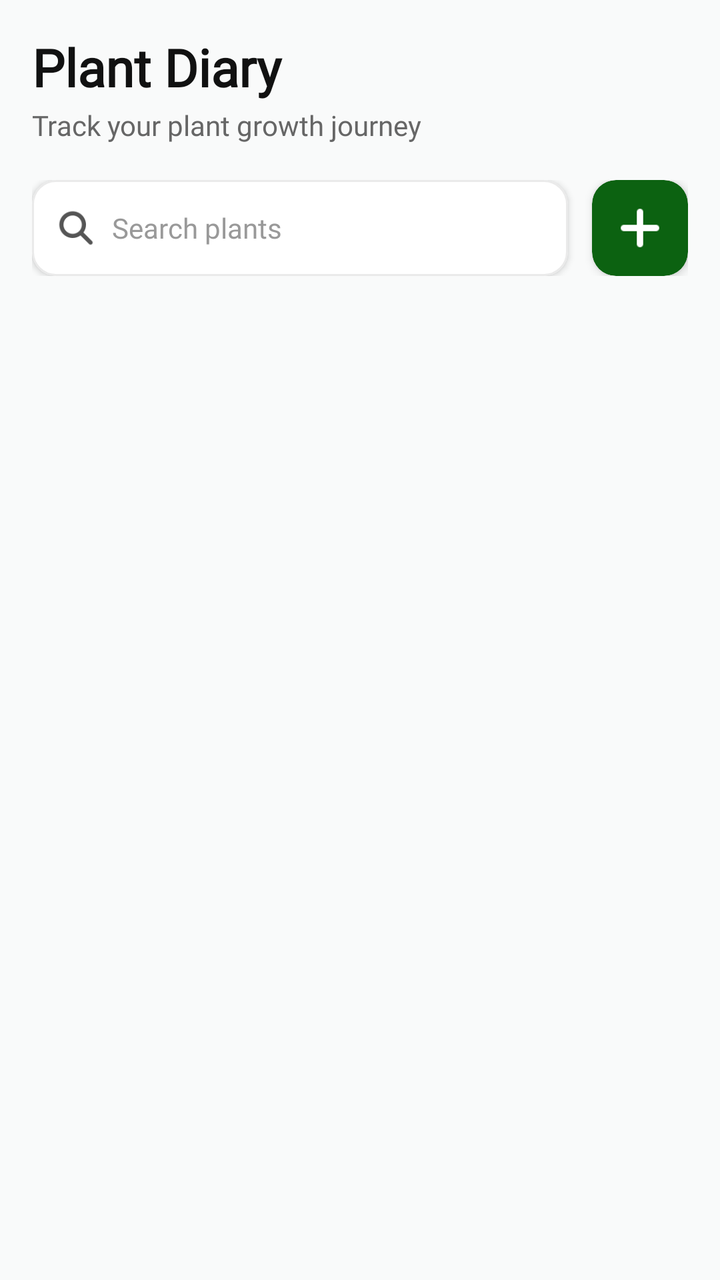
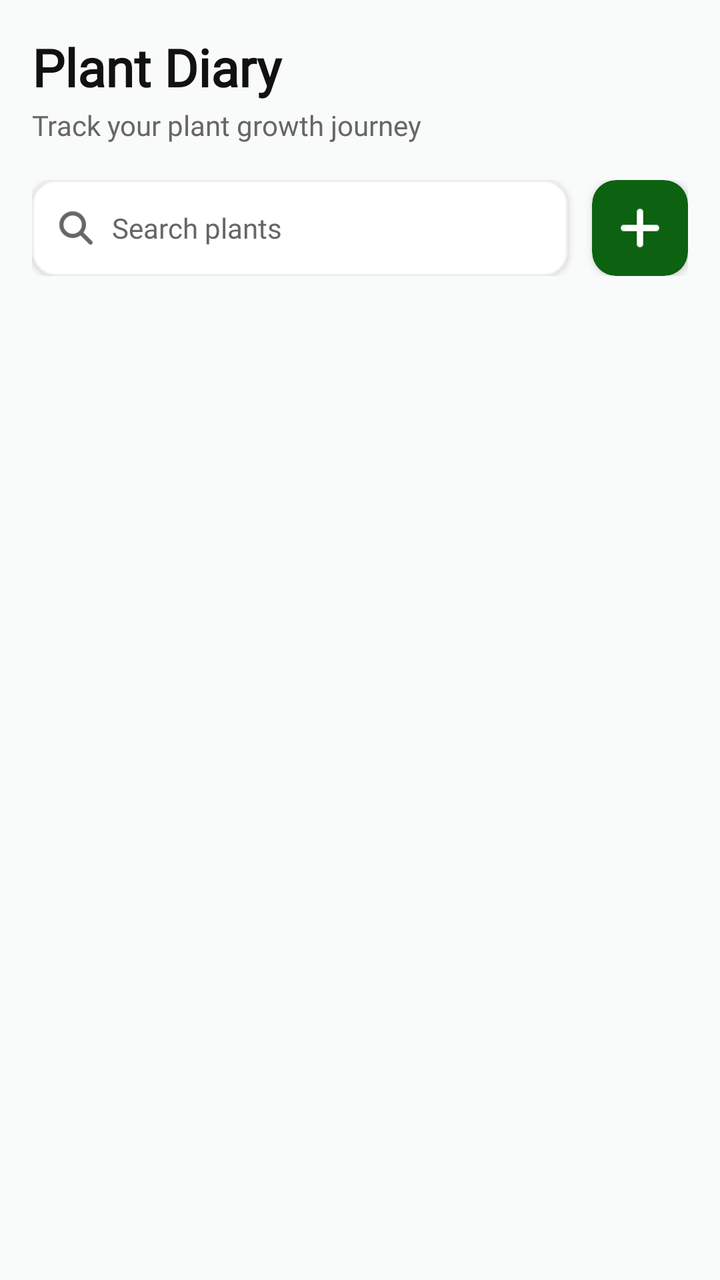

The first picture is an Android layout as it rendered before a commit; the second is the same layout after the commit. The layout source and the unified diff follow.
<!-- AndroidManifest.xml: application theme Theme.SmartGrow -->
<!-- res/layout/fragment_diary.xml -->
<?xml version="1.0" encoding="utf-8"?>
<androidx.constraintlayout.widget.ConstraintLayout
    xmlns:android="http://schemas.android.com/apk/res/android"
    xmlns:app="http://schemas.android.com/apk/res-auto"
    xmlns:tools="http://schemas.android.com/tools"
    android:layout_width="match_parent"
    android:layout_height="match_parent"
    android:background="#F9FAFA">

    
    <androidx.constraintlayout.widget.ConstraintLayout
        android:id="@+id/layout_diary_header"
        android:layout_width="match_parent"
        android:layout_height="wrap_content"
        android:paddingHorizontal="16dp"
        android:paddingTop="16dp"
        app:layout_constraintTop_toTopOf="parent">

        <TextView
            android:id="@+id/tv_diary_title"
            android:layout_width="0dp"
            android:layout_height="wrap_content"
            android:text="Plant Diary"
            android:textSize="26sp"
            android:textStyle="bold"
            android:textColor="#111111"
            android:fontFamily="@font/poppins"
            app:layout_constraintTop_toTopOf="parent"
            app:layout_constraintStart_toStartOf="parent"
            app:layout_constraintEnd_toEndOf="parent" />

        <TextView
            android:id="@+id/tv_diary_subtitle"
            android:layout_width="0dp"
            android:layout_height="wrap_content"
            android:text="Track your plant growth journey"
            android:textColor="#666666"
            android:textSize="14sp"
            android:fontFamily="@font/poppins"
            android:layout_marginTop="2dp"
            app:layout_constraintTop_toBottomOf="@id/tv_diary_title"
            app:layout_constraintStart_toStartOf="parent"
            app:layout_constraintEnd_toEndOf="parent" />

        <LinearLayout
            android:id="@+id/layout_search_row"
            android:layout_width="match_parent"
            android:layout_height="wrap_content"
            android:orientation="horizontal"
            android:gravity="center_vertical"
            android:layout_marginTop="18dp"
            app:layout_constraintTop_toBottomOf="@id/tv_diary_subtitle">

            <com.google.android.material.card.MaterialCardView
                android:layout_width="0dp"
                android:layout_height="48dp"
                android:layout_weight="1"
                app:cardCornerRadius="12dp"
                app:cardElevation="2dp"
                app:cardBackgroundColor="#FFFFFF"
                app:strokeWidth="1dp"
                app:strokeColor="#EAEAEA">

                <LinearLayout
                    android:layout_width="match_parent"
                    android:layout_height="match_parent"
                    android:orientation="horizontal"
                    android:gravity="center_vertical"
                    android:paddingHorizontal="12dp">

                    <ImageView
                        android:layout_width="20dp"
                        android:layout_height="20dp"
                        android:src="@drawable/ic_search_gray"
                        app:tint="#555555" />

                    <EditText
                        android:id="@+id/et_search_plants"
                        android:layout_width="match_parent"
                        android:layout_height="match_parent"
                        android:background="@android:color/transparent"
                        android:hint="Search plants"
                        android:textColorHint="#999999"
                        android:textSize="14sp"
                        android:fontFamily="@font/poppins"
                        android:paddingStart="8dp"
                        android:maxLines="1"
                        android:inputType="text"
                        android:importantForAutofill="no" />
                </LinearLayout>
            </com.google.android.material.card.MaterialCardView>

            <com.google.android.material.card.MaterialCardView
                android:id="@+id/card_btn_add_new_diary"
                android:layout_width="48dp"
                android:layout_height="48dp"
                android:layout_marginStart="12dp"
                app:cardCornerRadius="12dp"
                app:cardElevation="3dp"
                app:cardBackgroundColor="#0C6211"
                app:strokeWidth="0dp"
                android:clickable="true"
                android:focusable="true">
                <ImageView
                    android:layout_width="24dp"
                    android:layout_height="24dp"
                    android:src="@drawable/ic_add_plus_green"
                    app:tint="#FFFFFF"
                    android:layout_gravity="center" />
            </com.google.android.material.card.MaterialCardView>
        </LinearLayout>
    </androidx.constraintlayout.widget.ConstraintLayout>

    
    <androidx.recyclerview.widget.RecyclerView
        android:id="@+id/rv_plant_diary_list"
        android:layout_width="match_parent"
        android:layout_height="0dp"
        android:layout_margin="13dp"
        android:layout_marginTop="12dp"
        android:clipToPadding="false"
        android:paddingBottom="80dp"
        app:layout_constraintTop_toBottomOf="@id/layout_diary_header"
        app:layout_constraintBottom_toBottomOf="parent"
        tools:listitem="@layout/item_plant_card" />

</androidx.constraintlayout.widget.ConstraintLayout>
<!-- res/layout/item_plant_card.xml (included above) -->
<?xml version="1.0" encoding="utf-8"?>
<com.google.android.material.card.MaterialCardView
    xmlns:android="http://schemas.android.com/apk/res/android"
    xmlns:app="http://schemas.android.com/apk/res-auto"
    android:id="@+id/card_plant_item_container"
    android:layout_width="match_parent"
    android:layout_height="wrap_content"
    android:layout_marginVertical="8dp"
    app:cardCornerRadius="16dp"
    app:cardElevation="4dp"
    app:cardBackgroundColor="#F4F4F4"
    app:strokeWidth="1dp"
    app:strokeColor="#EAEAEA">

    <LinearLayout
        android:layout_width="match_parent"
        android:layout_height="wrap_content"
        android:orientation="vertical"
        android:padding="16dp">

        
        <com.google.android.material.card.MaterialCardView
            android:layout_width="match_parent"
            android:layout_height="180dp"
            app:cardCornerRadius="12dp"
            app:strokeWidth="0dp"
            app:cardElevation="0dp">
            <ImageView
                android:id="@+id/img_diary_plant_visual"
                android:layout_width="match_parent"
                android:layout_height="match_parent"
                android:scaleType="centerCrop"
                android:src="@drawable/smartgrow_logo" />
        </com.google.android.material.card.MaterialCardView>

        
        <RelativeLayout
            android:layout_width="match_parent"
            android:layout_height="wrap_content"
            android:layout_marginTop="12dp">

            <LinearLayout
                android:layout_width="wrap_content"
                android:layout_height="wrap_content"
                android:orientation="vertical"
                android:layout_alignParentLeft="true"
                android:layout_toLeftOf="@id/card_badge_health_status">

                <TextView
                    android:id="@+id/tv_diary_plant_custom_name"
                    android:layout_width="wrap_content"
                    android:layout_height="wrap_content"
                    android:text="My Healing Plant"
                    android:textSize="18sp"
                    android:textStyle="bold"
                    android:textColor="#000000"
                    android:fontFamily="@font/poppins" />

                <TextView
                    android:id="@+id/tv_diary_plant_scientific_species"
                    android:layout_width="wrap_content"
                    android:layout_height="wrap_content"
                    android:text="Lagundi"
                    android:textSize="13sp"
                    android:textColor="#666666"
                    android:fontFamily="@font/poppins" />

                <TextView
                    android:id="@+id/tv_diary_plant_timestamp"
                    android:layout_width="wrap_content"
                    android:layout_height="wrap_content"
                    android:text="Planted: 15/01/2026"
                    android:textSize="12sp"
                    android:textColor="#444444"
                    android:fontFamily="@font/poppins"
                    android:layout_marginTop="2dp" />
            </LinearLayout>

            
            <com.google.android.material.card.MaterialCardView
                android:id="@+id/card_badge_health_status"
                android:layout_width="wrap_content"
                android:layout_height="wrap_content"
                android:layout_alignParentRight="true"
                android:layout_alignParentTop="true"
                app:cardCornerRadius="12dp"
                app:cardElevation="0dp"
                app:cardBackgroundColor="#D4EDDA"
                app:strokeWidth="0dp">
                <TextView
                    android:id="@+id/tv_diary_health_pill_text"
                    android:layout_width="wrap_content"
                    android:layout_height="wrap_content"
                    android:text="Healthy"
                    android:textColor="#155724"
                    android:textSize="12sp"
                    android:textStyle="bold"
                    android:fontFamily="@font/poppins"
                    android:paddingHorizontal="10dp"
                    android:paddingVertical="4dp"/>
            </com.google.android.material.card.MaterialCardView>
        </RelativeLayout>

        
        <LinearLayout
            android:layout_width="match_parent"
            android:layout_height="wrap_content"
            android:orientation="horizontal"
            android:gravity="center_vertical"
            android:layout_marginTop="14dp">

            <com.google.android.material.button.MaterialButton
                android:id="@+id/btn_diary_action_add_log"
                android:layout_width="0dp"
                android:layout_height="44dp"
                android:layout_weight="1"
                android:text="Add Log"
                android:textAllCaps="false"
                android:textStyle="bold"
                android:textSize="15sp"
                android:textColor="#FFFFFF"
                app:backgroundTint="#0C6211"
                app:cornerRadius="10dp"
                android:fontFamily="@font/poppins" />

            <com.google.android.material.card.MaterialCardView
                android:id="@+id/card_diary_item_alert_bell"
                android:layout_width="44dp"
                android:layout_height="44dp"
                android:layout_marginLeft="10dp"
                app:cardCornerRadius="10dp"
                app:cardElevation="0dp"
                app:cardBackgroundColor="#E2E3E5"
                app:strokeWidth="0dp"
                android:clickable="true"
                android:focusable="true">
                <ImageView
                    android:layout_width="18dp"
                    android:layout_height="18dp"
                    android:src="@drawable/ic_notification_green"
                    app:tint="#444444"
                    android:layout_gravity="center" />
            </com.google.android.material.card.MaterialCardView>

            <com.google.android.material.card.MaterialCardView
                android:id="@+id/card_diary_item_edit_pen"
                android:layout_width="44dp"
                android:layout_height="44dp"
                android:layout_marginLeft="10dp"
                app:cardCornerRadius="10dp"
                app:cardElevation="0dp"
                app:cardBackgroundColor="#FFF3CD"
                app:strokeWidth="0dp"
                android:clickable="true"
                android:focusable="true">
                <ImageView
                    android:layout_width="18dp"
                    android:layout_height="18dp"
                    android:src="@drawable/ic_edit_pencil"
                    app:tint="#856404"
                    android:layout_gravity="center" />
            </com.google.android.material.card.MaterialCardView>
        </LinearLayout>

        
        <View
            android:layout_width="match_parent"
            android:layout_height="1dp"
            android:background="#D0D0D0"
            android:layout_marginVertical="14dp" />

        
        <LinearLayout
            android:layout_width="match_parent"
            android:layout_height="wrap_content"
            android:orientation="vertical">

            <TextView
                android:layout_width="wrap_content"
                android:layout_height="wrap_content"
                android:text="Recent Activity"
                android:textStyle="bold"
                android:textColor="#222222"
                android:textSize="14sp"
                android:fontFamily="@font/poppins" />

            <LinearLayout
                android:layout_width="match_parent"
                android:layout_height="wrap_content"
                android:orientation="horizontal"
                android:layout_marginTop="2dp">

                <TextView
                    android:layout_width="wrap_content"
                    android:layout_height="wrap_content"
                    android:text="Watered: "
                    android:textStyle="bold"
                    android:textColor="#0C6211"
                    android:textSize="12sp"
                    android:fontFamily="@font/poppins" />

                <TextView
                    android:id="@+id/tv_diary_last_watered_activity_date"
                    android:layout_width="wrap_content"
                    android:layout_height="wrap_content"
                    android:text="16/01/2026"
                    android:textColor="#555555"
                    android:textSize="12sp"
                    android:fontFamily="@font/poppins" />
            </LinearLayout>
        </LinearLayout>
    </LinearLayout>
</com.google.android.material.card.MaterialCardView>
<!-- resources referenced by this layout -->
<resources>
  <!-- drawable ic_add_plus_green: png bitmap (drawable, 411 bytes) -->
  <!-- drawable ic_edit_pencil: png bitmap (drawable, 704 bytes) -->
  <!-- drawable ic_notification_green: png bitmap (drawable, 596 bytes) -->
  <!-- drawable ic_search_gray: png bitmap (drawable, 956 bytes) -->
  <!-- drawable smartgrow_logo: png bitmap (drawable, 73503 bytes) -->
  <style name="Theme.SmartGrow" parent="Base.Theme.SmartGrow" />
  <style name="Base.Theme.SmartGrow" parent="Theme.Material3.DayNight.NoActionBar">
          <item name="android:windowBackground">@android:color/white</item>
          <item name="android:windowDisablePreview">true</item>
  
          
          <item name="android:statusBarColor">#FFFFFF</item>
          <item name="android:windowLightStatusBar">true</item>
  
          
          <item name="android:navigationBarColor">#FFFFFF</item>
          <item name="android:windowLightNavigationBar" tools:targetApi="o">true</item>
  
          <item name="android:windowDrawsSystemBarBackgrounds">true</item>
          <item name="android:windowTranslucentStatus">false</item>
          <item name="android:windowTranslucentNavigation">false</item>
      </style>
</resources>

<!-- the commit's change to res/layout/fragment_diary.xml (unified diff, before → after) -->
@@ -5,7 +5,7 @@
     xmlns:tools="http://schemas.android.com/tools"
     android:layout_width="match_parent"
     android:layout_height="match_parent"
-    android:background="#F9FAFA">
+    android:background="@color/background">
 
     
     <androidx.constraintlayout.widget.ConstraintLayout
@@ -23,7 +23,7 @@
             android:text="Plant Diary"
             android:textSize="26sp"
             android:textStyle="bold"
-            android:textColor="#111111"
+            android:textColor="@color/text_primary"
             android:fontFamily="@font/poppins"
             app:layout_constraintTop_toTopOf="parent"
             app:layout_constraintStart_toStartOf="parent"
@@ -34,7 +34,7 @@
             android:layout_width="0dp"
             android:layout_height="wrap_content"
             android:text="Track your plant growth journey"
-            android:textColor="#666666"
+            android:textColor="@color/text_secondary"
             android:textSize="14sp"
             android:fontFamily="@font/poppins"
             android:layout_marginTop="2dp"
@@ -57,9 +57,9 @@
                 android:layout_weight="1"
                 app:cardCornerRadius="12dp"
                 app:cardElevation="2dp"
-                app:cardBackgroundColor="#FFFFFF"
+                app:cardBackgroundColor="@color/card_background"
                 app:strokeWidth="1dp"
-                app:strokeColor="#EAEAEA">
+                app:strokeColor="@color/divider">
 
                 <LinearLayout
                     android:layout_width="match_parent"
@@ -72,7 +72,7 @@
                         android:layout_width="20dp"
                         android:layout_height="20dp"
                         android:src="@drawable/ic_search_gray"
-                        app:tint="#555555" />
+                        app:tint="@color/text_secondary" />
 
                     <EditText
                         android:id="@+id/et_search_plants"
@@ -80,7 +80,8 @@
                         android:layout_height="match_parent"
                         android:background="@android:color/transparent"
                         android:hint="Search plants"
-                        android:textColorHint="#999999"
+                        android:textColorHint="@color/text_secondary"
+                        android:textColor="@color/text_primary"
                         android:textSize="14sp"
                         android:fontFamily="@font/poppins"
                         android:paddingStart="8dp"
@@ -97,7 +98,7 @@
                 android:layout_marginStart="12dp"
                 app:cardCornerRadius="12dp"
                 app:cardElevation="3dp"
-                app:cardBackgroundColor="#0C6211"
+                app:cardBackgroundColor="@color/primary_green"
                 app:strokeWidth="0dp"
                 android:clickable="true"
                 android:focusable="true">
@@ -105,7 +106,7 @@
                     android:layout_width="24dp"
                     android:layout_height="24dp"
                     android:src="@drawable/ic_add_plus_green"
-                    app:tint="#FFFFFF"
+                    app:tint="@color/white"
                     android:layout_gravity="center" />
             </com.google.android.material.card.MaterialCardView>
         </LinearLayout>
@@ -136,9 +137,9 @@
     android:layout_marginVertical="8dp"
     app:cardCornerRadius="16dp"
     app:cardElevation="4dp"
-    app:cardBackgroundColor="#F4F4F4"
+    app:cardBackgroundColor="@color/card_background"
     app:strokeWidth="1dp"
-    app:strokeColor="#EAEAEA">
+    app:strokeColor="@color/divider">
 
     <LinearLayout
         android:layout_width="match_parent"
@@ -181,7 +182,7 @@
                     android:text="My Healing Plant"
                     android:textSize="18sp"
                     android:textStyle="bold"
-                    android:textColor="#000000"
+                    android:textColor="@color/text_primary"
                     android:fontFamily="@font/poppins" />
 
                 <TextView
@@ -190,7 +191,7 @@
                     android:layout_height="wrap_content"
                     android:text="Lagundi"
                     android:textSize="13sp"
-                    android:textColor="#666666"
+                    android:textColor="@color/text_secondary"
                     android:fontFamily="@font/poppins" />
 
                 <TextView
@@ -199,7 +200,7 @@
                     android:layout_height="wrap_content"
                     android:text="Planted: 15/01/2026"
                     android:textSize="12sp"
-                    android:textColor="#444444"
+                    android:textColor="@color/text_secondary"
                     android:fontFamily="@font/poppins"
                     android:layout_marginTop="2dp" />
             </LinearLayout>
@@ -246,8 +247,8 @@
                 android:textAllCaps="false"
                 android:textStyle="bold"
                 android:textSize="15sp"
-                android:textColor="#FFFFFF"
-                app:backgroundTint="#0C6211"
+                android:textColor="@color/white"
+                app:backgroundTint="@color/primary_green"
                 app:cornerRadius="10dp"
                 android:fontFamily="@font/poppins" />
 
@@ -258,7 +259,7 @@
                 android:layout_marginLeft="10dp"
                 app:cardCornerRadius="10dp"
                 app:cardElevation="0dp"
-                app:cardBackgroundColor="#E2E3E5"
+                app:cardBackgroundColor="@color/divider"
                 app:strokeWidth="0dp"
                 android:clickable="true"
                 android:focusable="true">
@@ -266,7 +267,7 @@
                     android:layout_width="18dp"
                     android:layout_height="18dp"
                     android:src="@drawable/ic_notification_green"
-                    app:tint="#444444"
+                    app:tint="@color/text_secondary"
                     android:layout_gravity="center" />
             </com.google.android.material.card.MaterialCardView>
 
@@ -294,7 +295,7 @@
         <View
             android:layout_width="match_parent"
             android:layout_height="1dp"
-            android:background="#D0D0D0"
+            android:background="@color/divider"
             android:layout_marginVertical="14dp" />
 
         
@@ -308,7 +309,7 @@
                 android:layout_height="wrap_content"
                 android:text="Recent Activity"
                 android:textStyle="bold"
-                android:textColor="#222222"
+                android:textColor="@color/text_primary"
                 android:textSize="14sp"
                 android:fontFamily="@font/poppins" />
 
@@ -323,7 +324,7 @@
                     android:layout_height="wrap_content"
                     android:text="Watered: "
                     android:textStyle="bold"
-                    android:textColor="#0C6211"
+                    android:textColor="@color/primary_green"
                     android:textSize="12sp"
                     android:fontFamily="@font/poppins" />
 
@@ -332,7 +333,7 @@
                     android:layout_width="wrap_content"
                     android:layout_height="wrap_content"
                     android:text="16/01/2026"
-                    android:textColor="#555555"
+                    android:textColor="@color/text_secondary"
                     android:textSize="12sp"
                     android:fontFamily="@font/poppins" />
             </LinearLayout>
<!-- resource entries referenced after the edit -->
@@ -1,5 +1,12 @@
 <!-- resources referenced by this layout -->
 <resources>
+  <color name="background">#F9FAFA</color>
+  <color name="card_background">#FFFFFF</color>
+  <color name="divider">#EEEEEE</color>
+  <color name="primary_green">#0C6211</color>
+  <color name="text_primary">#111111</color>
+  <color name="text_secondary">#666666</color>
+  <color name="white">#FFFFFFFF</color>
   <!-- drawable ic_add_plus_green: png bitmap (drawable, 411 bytes) -->
   <!-- drawable ic_edit_pencil: png bitmap (drawable, 704 bytes) -->
   <!-- drawable ic_notification_green: png bitmap (drawable, 596 bytes) -->
@@ -7,15 +14,15 @@
   <!-- drawable smartgrow_logo: png bitmap (drawable, 73503 bytes) -->
   <style name="Theme.SmartGrow" parent="Base.Theme.SmartGrow" />
   <style name="Base.Theme.SmartGrow" parent="Theme.Material3.DayNight.NoActionBar">
-          <item name="android:windowBackground">@android:color/white</item>
+          <item name="android:windowBackground">@color/background</item>
           <item name="android:windowDisablePreview">true</item>
   
           
-          <item name="android:statusBarColor">#FFFFFF</item>
+          <item name="android:statusBarColor">@color/background</item>
           <item name="android:windowLightStatusBar">true</item>
   
           
-          <item name="android:navigationBarColor">#FFFFFF</item>
+          <item name="android:navigationBarColor">@color/background</item>
           <item name="android:windowLightNavigationBar" tools:targetApi="o">true</item>
   
           <item name="android:windowDrawsSystemBarBackgrounds">true</item>
